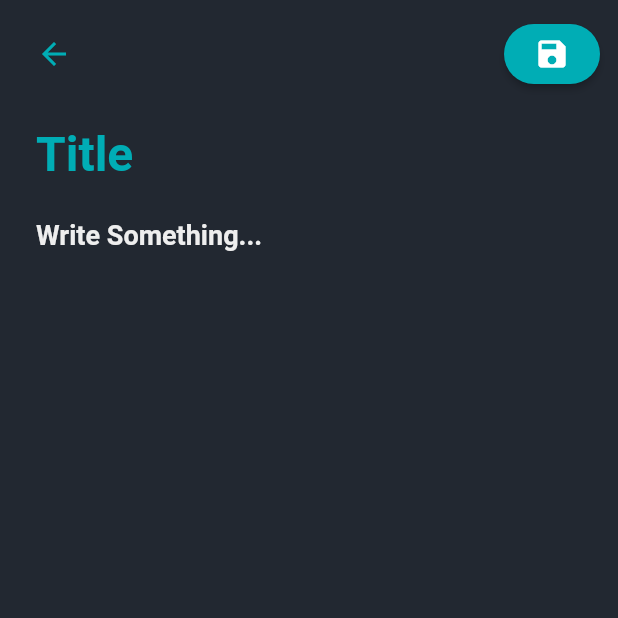
After one commit to soale2/college_chat-deprecated-, a Flutter app: the AddNote screen opened directly, on a phone screen of 412 x 824 dp, the top half of it. The commit adds this screen. Run offline on Flutter 3.47's test engine with Material 2 defaults, Android fonts, the light colour scheme and no system bars; our stand-ins replace cloud_firestore, firebase_auth, firebase_core, firebase_database, firebase_storage, flutter_datetime_picker and 5 more; missing offline and left inert: googleapis, highlight_text; accounts and stored records are empty.

Commit message:
notes module

```diff
--- /dev/null
+++ b/lib/views/addNote.dart
@@ -0,0 +1,133 @@
+import 'package:cloud_firestore/cloud_firestore.dart';
+import 'package:college_chat/constants/colors.dart';
+import 'package:college_chat/services/auth.dart';
+import 'package:college_chat/services/database.dart';
+import 'package:firebase_auth/firebase_auth.dart';
+import 'package:flutter/cupertino.dart';
+import 'package:flutter/material.dart';
+
+class AddNote extends StatefulWidget {
+  const AddNote({Key key}) : super(key: key);
+
+  @override
+  _AddNoteState createState() => _AddNoteState();
+}
+
+class _AddNoteState extends State<AddNote> {
+
+  AuthMethods authMethods = new AuthMethods();
+  DatabaseMethods databaseMethods = new DatabaseMethods();
+  String title;
+  String des;
+
+
+  @override
+  Widget build(BuildContext context) {
+    return SafeArea(
+        child: Scaffold(
+
+          body: SingleChildScrollView(
+          child: Container(
+            padding: EdgeInsets.all(12.0),
+            child: Column(
+              children: [
+
+                Row(
+                  mainAxisAlignment: MainAxisAlignment.spaceBetween,
+                  children: [
+                    Align(
+                      alignment: Alignment.topLeft,
+                      child: BackButton(
+
+                        color: STRONG_CYAN,
+
+                      ),
+                    ),
+                    ElevatedButton(onPressed: add,
+
+                        style: ButtonStyle(
+                          shape: MaterialStateProperty.all<RoundedRectangleBorder>(
+                            RoundedRectangleBorder(
+                              borderRadius: BorderRadius.circular(32)
+                            )
+                          ),
+                          backgroundColor: MaterialStateProperty.all(STRONG_CYAN),
+                          padding: MaterialStateProperty.all(EdgeInsets.symmetric(
+                            horizontal: 8.0, vertical: 8.0,
+                          )
+                          )
+                        ),
+
+                        child: Icon(Icons.save)
+                    ),
+                  ],
+                ),
+                SizedBox(
+                  height: 12.0,
+                ),
+                Form(child: Padding(
+                  padding: const EdgeInsets.all(12.0),
+                  child: Column(
+                    children: [
+                      TextFormField(
+                        decoration: InputDecoration.collapsed(hintText: "Title",hintStyle: TextStyle(color: STRONG_CYAN)
+                        ),
+                        style: TextStyle(
+                          fontSize: 32,
+                          fontWeight: FontWeight.bold,
+                          color: STRONG_CYAN,
+                        ),
+                        onChanged: (_val){
+                          title = _val;
+                        },
+                      ),
+                      SizedBox(
+                        height: 12,
+                      ),
+                      Container(
+                        height: MediaQuery.of(context).size.height * 0.75,
+                        padding: const EdgeInsets.only(top:12.0),
+                        child: TextFormField(
+                          decoration: InputDecoration.collapsed(hintText: "Write Something...",
+                              hintStyle: TextStyle(color: WHITE)
+                          ),
+                          style: TextStyle(
+                            fontSize: 18,
+                            fontWeight: FontWeight.bold,
+                            color: WHITE,
+                          ),
+                          onChanged: (_val){
+                            des = _val;
+                          },
+                          maxLines: 25,
+                        ),
+                      )
+                    ],
+                  ),
+                ),)
+              ],
+            ),
+          ),
+    ),
+        )
+    );
+  }
+
+  void add() async{ //save to db
+    CollectionReference ref = FirebaseFirestore.instance
+        .collection('users')
+        .doc(FirebaseAuth.instance.currentUser.uid)
+        .collection('notes');
+
+    var data = {
+      'title' : title,
+      'description': des,
+      'created': DateTime.now(),
+    };
+
+    ref.add(data);
+
+
+    Navigator.pop(context);
+  }
+}
--- a/pubspec.yaml
+++ b/pubspec.yaml
@@ -44,6 +44,7 @@ dependencies:
   firebase_database: ^6.1.2
   flutter_linkify: ^5.0.2
   highlight_text: ^1.0.0
+  intl: ^0.17.0
 
 dev_dependencies:
   flutter_test:
```
Also changed, not shown: lib/views/calendarScreen.dart (+9 -1 lines), lib/views/chatRoomsScreen.dart (+8 -0 lines), lib/views/conversation_screen.dart (+13 -6 lines), lib/views/noteScreen.dart (added, +170 -0 lines), lib/views/viewNote.dart (added, +127 -0 lines), pubspec.lock.
